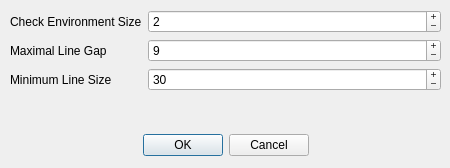
First picture: the form in app/form/hough/houghconfigdialog.ui, repository FormSeher/formseher, before the edit.
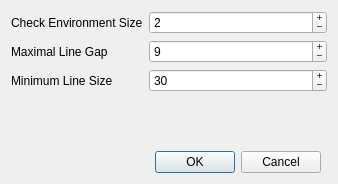
Second picture: the form after the edit.

Commit message: Fixed layout for HoughConfigDialog.

Patch:
```diff
--- a/app/form/hough/houghconfigdialog.ui
+++ b/app/form/hough/houghconfigdialog.ui
@@ -6,68 +6,17 @@
    <rect>
     <x>0</x>
     <y>0</y>
-    <width>450</width>
-    <height>168</height>
+    <width>338</width>
+    <height>184</height>
    </rect>
   </property>
   <property name="windowTitle">
    <string>Dialog</string>
   </property>
-  <widget class="QDialogButtonBox" name="buttonBox">
-   <property name="geometry">
-    <rect>
-     <x>10</x>
-     <y>130</y>
-     <width>431</width>
-     <height>31</height>
-    </rect>
-   </property>
-   <property name="orientation">
-    <enum>Qt::Horizontal</enum>
-   </property>
-   <property name="standardButtons">
-    <set>QDialogButtonBox::Cancel|QDialogButtonBox::Ok</set>
-   </property>
-   <property name="centerButtons">
-    <bool>true</bool>
-   </property>
-  </widget>
-  <widget class="QWidget" name="formLayoutWidget">
-   <property name="geometry">
-    <rect>
-     <x>10</x>
-     <y>10</y>
-     <width>431</width>
-     <height>118</height>
-    </rect>
-   </property>
-   <layout class="QFormLayout" name="formLayout">
+  <layout class="QFormLayout" name="formLayout_2">
     <property name="fieldGrowthPolicy">
      <enum>QFormLayout::AllNonFixedFieldsGrow</enum>
     </property>
-    <property name="horizontalSpacing">
-     <number>6</number>
-    </property>
-    <item row="2" column="0">
-     <widget class="QLabel" name="label_9">
-      <property name="text">
-       <string>Minimum Line Size</string>
-      </property>
-     </widget>
-    </item>
-    <item row="2" column="1">
-     <widget class="QSpinBox" name="minimumLineSize">
-      <property name="buttonSymbols">
-       <enum>QAbstractSpinBox::PlusMinus</enum>
-      </property>
-      <property name="maximum">
-       <number>300</number>
-      </property>
-      <property name="value">
-       <number>30</number>
-      </property>
-     </widget>
-    </item>
     <item row="0" column="0">
      <widget class="QLabel" name="label_11">
       <property name="text">
@@ -111,8 +60,53 @@
       </property>
      </widget>
     </item>
-   </layout>
-  </widget>
+   <item row="2" column="0">
+    <widget class="QLabel" name="label_9">
+     <property name="text">
+      <string>Minimum Line Size</string>
+     </property>
+    </widget>
+   </item>
+   <item row="2" column="1">
+    <widget class="QSpinBox" name="minimumLineSize">
+     <property name="buttonSymbols">
+      <enum>QAbstractSpinBox::PlusMinus</enum>
+     </property>
+     <property name="maximum">
+      <number>300</number>
+     </property>
+     <property name="value">
+      <number>30</number>
+     </property>
+    </widget>
+   </item>
+   <item row="4" column="1">
+    <widget class="QDialogButtonBox" name="buttonBox">
+     <property name="orientation">
+      <enum>Qt::Horizontal</enum>
+     </property>
+     <property name="standardButtons">
+      <set>QDialogButtonBox::Cancel|QDialogButtonBox::Ok</set>
+     </property>
+     <property name="centerButtons">
+      <bool>true</bool>
+     </property>
+    </widget>
+   </item>
+   <item row="3" column="1">
+    <spacer name="verticalSpacer">
+     <property name="orientation">
+      <enum>Qt::Vertical</enum>
+     </property>
+     <property name="sizeHint" stdset="0">
+      <size>
+       <width>20</width>
+       <height>40</height>
+      </size>
+     </property>
+    </spacer>
+   </item>
+  </layout>
  </widget>
  <resources/>
  <connections>
```
Lines whose indentation alone changed are shown as unchanged.
